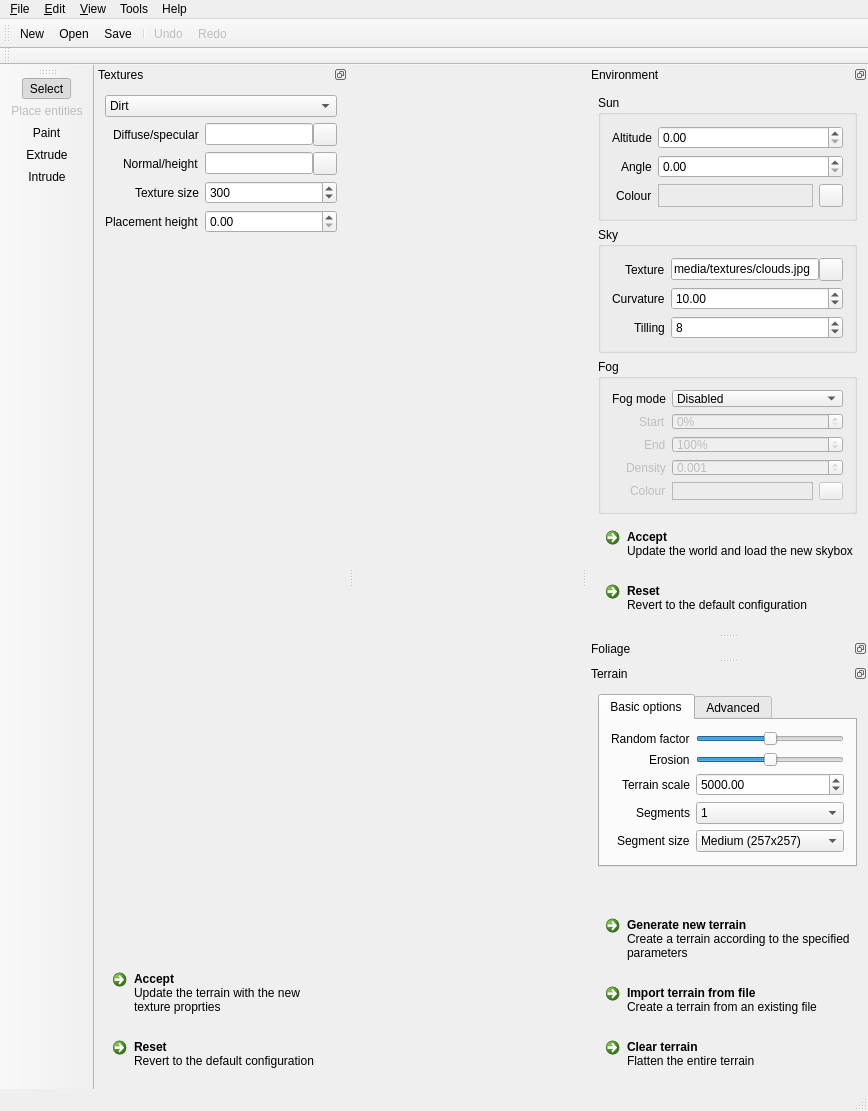
Qt form ui/MainWindow.ui (RoryDungan/Gaiascape) before a commit.
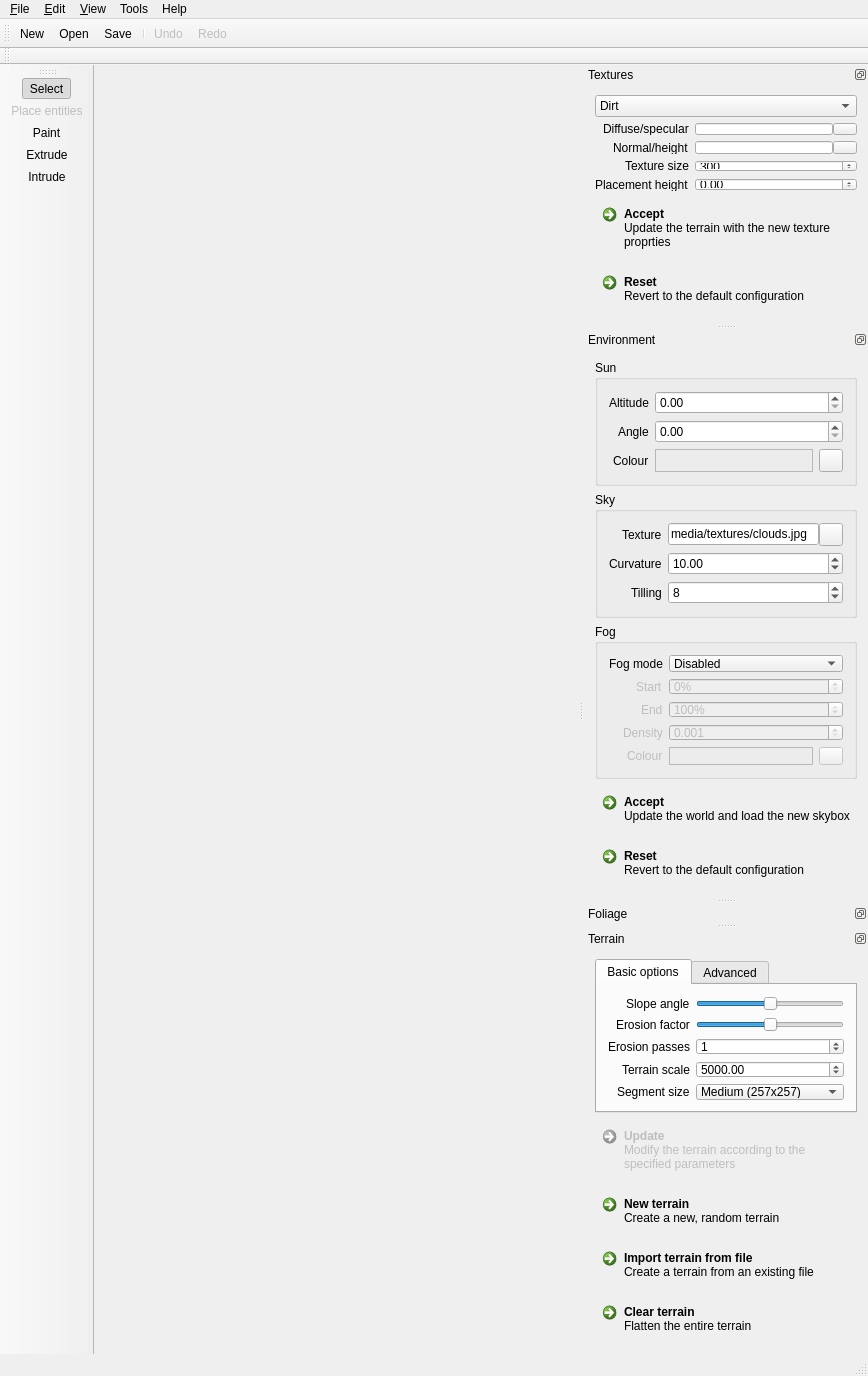
The same form after that commit. Icons and pictures are not drawn.

Commit message: Fixed some bugs, started working on getting the heightmap to reload, set update buttons to disable when not in use.

What changed in the file:
```diff
--- a/ui/MainWindow.ui
+++ b/ui/MainWindow.ui
@@ -125,7 +125,7 @@
     <string>Textures</string>
    </property>
    <attribute name="dockWidgetArea">
-    <number>1</number>
+    <number>2</number>
    </attribute>
    <widget class="QWidget" name="dockWidgetContents_2">
     <layout class="QVBoxLayout" name="verticalLayout_4">
@@ -744,31 +744,90 @@
          <property name="labelAlignment">
           <set>Qt::AlignRight|Qt::AlignTrailing|Qt::AlignVCenter</set>
          </property>
-         <item row="0" column="0">
-          <widget class="QLabel" name="label_3">
-           <property name="text">
-            <string>Random factor</string>
-           </property>
-          </widget>
-         </item>
          <item row="1" column="0">
           <widget class="QLabel" name="label_5">
            <property name="text">
-            <string>Erosion</string>
+            <string>Erosion factor</string>
            </property>
           </widget>
          </item>
-         <item row="2" column="0">
+         <item row="3" column="0">
           <widget class="QLabel" name="label_2">
            <property name="text">
             <string>Terrain scale</string>
            </property>
           </widget>
          </item>
-         <item row="3" column="0">
-          <widget class="QLabel" name="label_9">
+         <item row="3" column="1">
+          <widget class="QDoubleSpinBox" name="terrainScaleSpinBox">
+           <property name="toolTip">
+            <string>Total length of the terrain to be generated</string>
+           </property>
+           <property name="maximum">
+            <double>100000.000000000000000</double>
+           </property>
+           <property name="value">
+            <double>5000.000000000000000</double>
+           </property>
+          </widget>
+         </item>
+         <item row="1" column="1">
+          <widget class="QSlider" name="terrainErosionSlider">
+           <property name="toolTip">
+            <string>Amount of effect erosion has on the terrain</string>
+           </property>
+           <property name="maximum">
+            <number>100</number>
+           </property>
+           <property name="sliderPosition">
+            <number>50</number>
+           </property>
+           <property name="orientation">
+            <enum>Qt::Horizontal</enum>
+           </property>
+          </widget>
+         </item>
+         <item row="0" column="1">
+          <widget class="QSlider" name="terrainSlopeSlider">
+           <property name="toolTip">
+            <string>Higher values will produce steeper slopes, taller hills and deeper valleys</string>
+           </property>
+           <property name="maximum">
+            <number>3600</number>
+           </property>
+           <property name="value">
+            <number>1800</number>
+           </property>
+           <property name="orientation">
+            <enum>Qt::Horizontal</enum>
+           </property>
+          </widget>
+         </item>
+         <item row="0" column="0">
+          <widget class="QLabel" name="label_3">
            <property name="text">
-            <string>Segments</string>
+            <string>Slope angle</string>
+           </property>
+          </widget>
+         </item>
+         <item row="2" column="0">
+          <widget class="QLabel" name="label_17">
+           <property name="text">
+            <string>Erosion passes</string>
+           </property>
+          </widget>
+         </item>
+         <item row="2" column="1">
+          <widget class="QSpinBox" name="terrainErosionPassesBox">
+           <property name="toolTip">
+            <string>&lt;!DOCTYPE HTML PUBLIC &quot;-//W3C//DTD HTML 4.0//EN&quot; &quot;http://www.w3.org/TR/REC-html40/strict.dtd&quot;&gt;
+&lt;html&gt;&lt;head&gt;&lt;meta name=&quot;qrichtext&quot; content=&quot;1&quot; /&gt;&lt;style type=&quot;text/css&quot;&gt;
+p, li { white-space: pre-wrap; }
+&lt;/style&gt;&lt;/head&gt;&lt;body style=&quot; font-family:'MS Shell Dlg 2'; font-size:8.25pt; font-weight:400; font-style:normal;&quot;&gt;
+&lt;p style=&quot; margin-top:0px; margin-bottom:0px; margin-left:0px; margin-right:0px; -qt-block-indent:0; text-indent:0px;&quot;&gt;&lt;span style=&quot; font-size:8pt;&quot;&gt;Number of times to run the erosion algorithm on terrain (0 to disable erosion entirely)&lt;/span&gt;&lt;/p&gt;&lt;/body&gt;&lt;/html&gt;</string>
+           </property>
+           <property name="value">
+            <number>1</number>
            </property>
           </widget>
          </item>
@@ -806,96 +865,6 @@
            </item>
           </widget>
          </item>
-         <item row="3" column="1">
-          <widget class="QComboBox" name="comboBox">
-           <item>
-            <property name="text">
-             <string>1</string>
-            </property>
-           </item>
-           <item>
-            <property name="text">
-             <string>4 (2x2)</string>
-            </property>
-           </item>
-           <item>
-            <property name="text">
-             <string>9 (3x3)</string>
-            </property>
-           </item>
-           <item>
-            <property name="text">
-             <string>16 (4x4)</string>
-            </property>
-           </item>
-           <item>
-            <property name="text">
-             <string>25 (5x5)</string>
-            </property>
-           </item>
-           <item>
-            <property name="text">
-             <string>36 (6x6)</string>
-            </property>
-           </item>
-           <item>
-            <property name="text">
-             <string>49 (7x7)</string>
-            </property>
-           </item>
-           <item>
-            <property name="text">
-             <string>64 (8x8)</string>
-            </property>
-           </item>
-           <item>
-            <property name="text">
-             <string>81 (9x9)</string>
-            </property>
-           </item>
-           <item>
-            <property name="text">
-             <string>100 (10x10)</string>
-            </property>
-           </item>
-          </widget>
-         </item>
-         <item row="2" column="1">
-          <widget class="QDoubleSpinBox" name="terrainScaleSpinBox">
-           <property name="maximum">
-            <double>100000.000000000000000</double>
-           </property>
-           <property name="value">
-            <double>5000.000000000000000</double>
-           </property>
-          </widget>
-         </item>
-         <item row="1" column="1">
-          <widget class="QSlider" name="horizontalSlider">
-           <property name="maximum">
-            <number>100</number>
-           </property>
-           <property name="sliderPosition">
-            <number>50</number>
-           </property>
-           <property name="orientation">
-            <enum>Qt::Horizontal</enum>
-           </property>
-          </widget>
-         </item>
-         <item row="0" column="1">
-          <widget class="QSlider" name="ramdomFactorSlider">
-           <property name="maximum">
-            <number>100</number>
-           </property>
-           <property name="value">
-            <number>50</number>
-           </property>
-           <property name="orientation">
-            <enum>Qt::Horizontal</enum>
-           </property>
-          </widget>
-         </item>
         </layout>
        </widget>
        <widget class="QWidget" name="tab_2">
@@ -962,9 +931,12 @@
       </spacer>
      </item>
      <item>
-      <widget class="QCommandLinkButton" name="generateTerrain">
+      <widget class="QCommandLinkButton" name="updateTerrainButton">
+       <property name="enabled">
+        <bool>false</bool>
+       </property>
        <property name="text">
-        <string>Generate new terrain</string>
+        <string>Update</string>
        </property>
        <property name="icon">
         <iconset resource="../icons.qrc">
@@ -977,12 +949,32 @@
         </size>
        </property>
        <property name="description">
-        <string>Create a terrain according to the specified parameters</string>
+        <string>Modify the terrain according to the specified parameters</string>
        </property>
       </widget>
      </item>
      <item>
-      <widget class="QCommandLinkButton" name="loadTerrain">
+      <widget class="QCommandLinkButton" name="newTerrainButton">
+       <property name="text">
+        <string>New terrain</string>
+       </property>
+       <property name="icon">
+        <iconset resource="../icons.qrc">
+         <normaloff>:/media/22x22/document-new.png</normaloff>:/media/22x22/document-new.png</iconset>
+       </property>
+       <property name="iconSize">
+        <size>
+         <width>22</width>
+         <height>22</height>
+        </size>
+       </property>
+       <property name="description">
+        <string>Create a new, random terrain</string>
+       </property>
+      </widget>
+     </item>
+     <item>
+      <widget class="QCommandLinkButton" name="loadTerrainButton">
        <property name="text">
         <string>Import terrain from file</string>
        </property>
```
Left out of the diff: 172 changed lines with no effect on the pictures. The commit also changes 7 other files.
